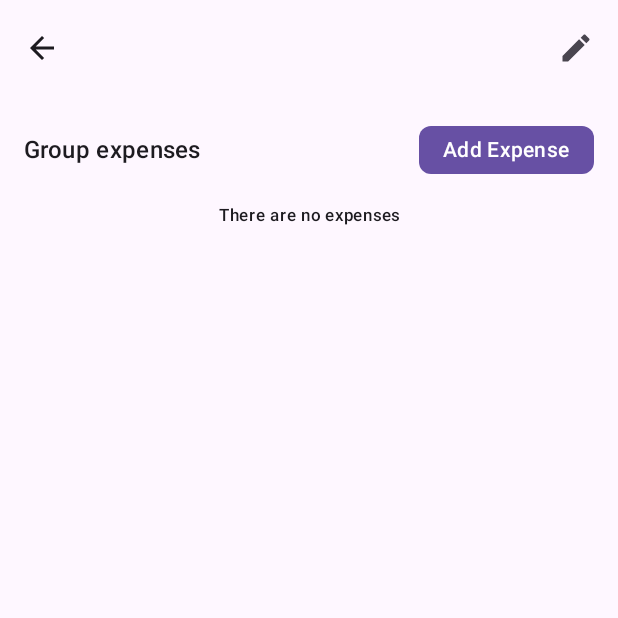
After one commit to RafaelGzz/Divide, an Android app built with Jetpack Compose: the composable GroupDetailsScreen called with empty values, on a phone screen of 412 x 824 dp, the top half of it. The commit adds this screen. Run offline under Robolectric (Android 15) with nearby library versions, the phone set to English and light mode, and no system bars; our stand-ins replace Dagger/Hilt's generated code, Firebase (no records; nobody signed in at launch, a user with empty details on screens opened directly).

Commit message:
Added group details screen

```diff
--- a/app/src/main/java/com/ragl/divide/data/models/Group.kt
+++ b/app/src/main/java/com/ragl/divide/data/models/Group.kt
@@ -5,5 +5,5 @@ data class Group(
     val name: String = "",
     val image: String = "",
     val expenses: Map<String, Expense> = emptyMap(),
-    val users: List<String> = emptyList()
+    val users: MutableMap<String, String> = mutableMapOf(),
 )
--- /dev/null
+++ b/app/src/main/java/com/ragl/divide/ui/screens/groupDetails/GroupDetailsScreen.kt
@@ -0,0 +1,187 @@
+package com.ragl.divide.ui.screens.groupDetails
+
+import androidx.compose.foundation.Image
+import androidx.compose.foundation.background
+import androidx.compose.foundation.clickable
+import androidx.compose.foundation.layout.Arrangement
+import androidx.compose.foundation.layout.Box
+import androidx.compose.foundation.layout.Column
+import androidx.compose.foundation.layout.Row
+import androidx.compose.foundation.layout.fillMaxSize
+import androidx.compose.foundation.layout.fillMaxWidth
+import androidx.compose.foundation.layout.padding
+import androidx.compose.foundation.layout.size
+import androidx.compose.foundation.lazy.LazyColumn
+import androidx.compose.foundation.lazy.items
+import androidx.compose.material.icons.Icons
+import androidx.compose.material.icons.automirrored.filled.ArrowBack
+import androidx.compose.material.icons.filled.Edit
+import androidx.compose.material3.CenterAlignedTopAppBar
+import androidx.compose.material3.CircularProgressIndicator
+import androidx.compose.material3.ExperimentalMaterial3Api
+import androidx.compose.material3.Icon
+import androidx.compose.material3.IconButton
+import androidx.compose.material3.MaterialTheme
+import androidx.compose.material3.Scaffold
+import androidx.compose.material3.ShapeDefaults
+import androidx.compose.material3.Text
+import androidx.compose.runtime.Composable
+import androidx.compose.runtime.LaunchedEffect
+import androidx.compose.runtime.collectAsState
+import androidx.compose.runtime.getValue
+import androidx.compose.ui.Alignment
+import androidx.compose.ui.Modifier
+import androidx.compose.ui.draw.clip
+import androidx.compose.ui.layout.ContentScale
+import androidx.compose.ui.platform.LocalContext
+import androidx.compose.ui.res.painterResource
+import androidx.compose.ui.res.stringResource
+import androidx.compose.ui.text.style.TextAlign
+import androidx.compose.ui.text.style.TextOverflow
+import androidx.compose.ui.unit.dp
+import androidx.hilt.navigation.compose.hiltViewModel
+import coil.compose.AsyncImage
+import coil.request.ImageRequest
+import com.ragl.divide.R
+import com.ragl.divide.ui.screens.home.TitleRow
+import com.ragl.divide.ui.theme.AppTypography
+
+@Composable
+fun GroupDetailsScreen(
+    groupDetailsViewModel: GroupDetailsViewModel = hiltViewModel(),
+    groupId: String,
+    editGroup: (String) -> Unit,
+    onBackClick: () -> Unit,
+    onAddExpense: () -> Unit
+) {
+
+    LaunchedEffect(Unit) {
+        groupDetailsViewModel.setGroup(groupId)
+    }
+
+    val context = LocalContext.current
+    val group by groupDetailsViewModel.group.collectAsState()
+    val isLoading by groupDetailsViewModel.isLoading.collectAsState()
+
+    Scaffold(
+        topBar = {
+            if (!isLoading)
+                GroupDetailsAppBar(
+                    groupName = group.name,
+                    onBackClick = onBackClick,
+                    onEditClick = {
+                        editGroup(groupId)
+                    }
+                )
+        }
+    ) { paddingValues ->
+        if (!isLoading) {
+            Column(
+                modifier = Modifier
+                    .padding(paddingValues)
+                    .padding(horizontal = 16.dp)
+            ) {
+                TitleRow(
+                    buttonStringResource = R.string.add_expense,
+                    labelStringResource = R.string.group_expenses,
+                    modifier = Modifier
+                        .fillMaxWidth()
+                        .padding(vertical = 20.dp)
+                )
+                if (group.expenses.isEmpty()) {
+                    Text(
+                        text = stringResource(R.string.group_no_expenses),
+                        style = AppTypography.labelSmall,
+                        textAlign = TextAlign.Center,
+                        modifier = Modifier.fillMaxWidth()
+                    )
+                } else {
+                    LazyColumn(
+                        verticalArrangement = Arrangement.spacedBy(12.dp)
+                    ) {
+                        items(group.expenses.values.toList(), key = { it.id }){
+                            Row(
+                                modifier = Modifier
+                                    .fillMaxWidth()
+                                    .clip(ShapeDefaults.Medium)
+                                    .background(MaterialTheme.colorScheme.primaryContainer)
+                                    .clickable {  },
+                                verticalAlignment = Alignment.CenterVertically,
+                            ) {
+                                if (group.image.isNotEmpty()) {
+                                    AsyncImage(
+                                        model = ImageRequest.Builder(LocalContext.current)
+                                            .data(group.image)
+                                            .crossfade(true)
+                                            .build(),
+                                        contentDescription = null,
+                                        contentScale = ContentScale.Crop,
+                                        modifier = Modifier.size(100.dp),
+                                    )
+                                } else {
+                                    Image(
+                                        painter = painterResource(id = R.drawable.ic_launcher_foreground),
+                                        contentDescription = null,
+                                        contentScale = ContentScale.Crop,
+                                        modifier = Modifier
+                                            .size(100.dp)
+                                            .background(MaterialTheme.colorScheme.primary)
+                                    )
+                                }
+                                Text(
+                                    text = group.name,
+                                    style = AppTypography.bodyLarge.copy(color = MaterialTheme.colorScheme.onPrimaryContainer),
+                                    modifier = Modifier.padding(16.dp)
+                                )
+                            }
+                        }
+                    }
+                }
+            }
+        } else {
+            Box(
+                contentAlignment = Alignment.Center,
+                modifier = Modifier.fillMaxSize()
+            ) {
+                CircularProgressIndicator()
+            }
+        }
+    }
+}
+
+
+@OptIn(ExperimentalMaterial3Api::class)
+@Composable
+private fun GroupDetailsAppBar(
+    groupName: String,
+    onBackClick: () -> Unit,
+    onEditClick: () -> Unit
+) {
+    CenterAlignedTopAppBar(
+        title = {
+            Text(
+                groupName,
+                softWrap = true,
+                maxLines = 1,
+                overflow = TextOverflow.Ellipsis,
+                color = MaterialTheme.colorScheme.primary,
+                modifier = Modifier
+                    .padding(horizontal = 16.dp)
+                    .padding(top = 4.dp)
+            )
+        },
+        navigationIcon = {
+            IconButton(
+                onClick = onBackClick
+            ) {
+                Icon(Icons.AutoMirrored.Filled.ArrowBack, contentDescription = "Back")
+            }
+
+        },
+        actions = {
+            IconButton(onClick = onEditClick) {
+                Icon(Icons.Filled.Edit, contentDescription = "Edit")
+            }
+        }
+    )
+}
--- /dev/null
+++ b/app/src/main/java/com/ragl/divide/ui/screens/groupDetails/GroupDetailsViewModel.kt
@@ -0,0 +1,60 @@
+package com.ragl.divide.ui.screens.groupDetails
+
+import androidx.lifecycle.ViewModel
+import androidx.lifecycle.viewModelScope
+import com.ragl.divide.data.models.Group
+import com.ragl.divide.data.repositories.GroupRepository
+import dagger.hilt.android.lifecycle.HiltViewModel
+import kotlinx.coroutines.flow.MutableStateFlow
+import kotlinx.coroutines.flow.asStateFlow
+import kotlinx.coroutines.flow.update
+import kotlinx.coroutines.launch
+import javax.inject.Inject
+
+@HiltViewModel
+class GroupDetailsViewModel @Inject constructor(
+    private val groupRepository: GroupRepository
+) : ViewModel() {
+
+    private val _group = MutableStateFlow(Group())
+    val group = _group.asStateFlow()
+
+    private val _isLoading = MutableStateFlow(true)
+    val isLoading = _isLoading.asStateFlow()
+
+    fun setGroup(groupId: String) {
+        viewModelScope.launch {
+            _isLoading.update {
+                true
+            }
+            _group.update {
+                groupRepository.getGroup(groupId)
+            }
+            _isLoading.update {
+                false
+            }
+        }
+    }
+
+    fun addUser(userId: String) {
+        viewModelScope.launch {
+            _isLoading.update {
+                true
+            }
+            groupRepository.addUser(userId, _group.value.id)
+            _isLoading.update {
+                false
+            }
+        }
+    }
+
+    fun leaveGroup(onSuccessful: () -> Unit, onError: (String) -> Unit) {
+        viewModelScope.launch {
+            try{
+                groupRepository.leaveGroup(_group.value.id)
+            }catch (e: Exception){
+                onError(e.message ?: "An error occurred")
+            }
+        }
+    }
+}
--- a/app/src/main/res/values/strings.xml
+++ b/app/src/main/res/values/strings.xml
@@ -70,4 +70,6 @@
     <string name="add_group">Add Group</string>
     <string name="update_group">Update Group</string>
     <string name="name">Name</string>
+    <string name="group_expenses">Group expenses</string>
+    <string name="group_no_expenses">There are no expenses</string>
 </resources>
```
Also changed, not shown: app/src/main/java/com/ragl/divide/data/repositories/GroupRepository.kt (+16 -1 lines), app/src/main/java/com/ragl/divide/ui/DivideApp.kt (+21 -3 lines), app/src/main/java/com/ragl/divide/ui/Screen.kt (+14 -14 lines), app/src/main/java/com/ragl/divide/ui/screens/group/GroupViewModel.kt (+4 -6 lines), app/src/main/java/com/ragl/divide/ui/screens/home/HomeScreen.kt (+23 -7 lines), 1 other file.
